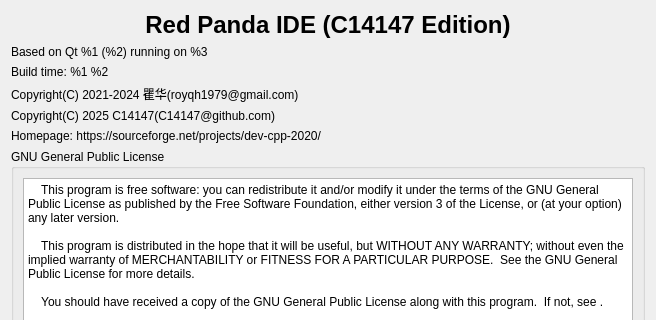
First picture: the form in RedPandaIDE/widgets/aboutdialog.ui, repository C14147/RedPandaIDE, before the edit; both pictures show x 0 to 656 and y 0 to 320 of the 656 by 537 pixel window.
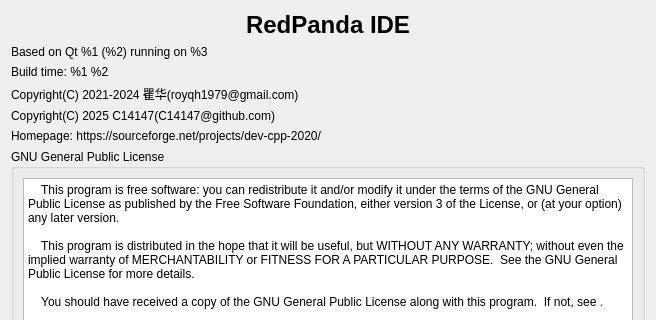
Second picture: the form after the edit.

Commit message: change the name in about dialog

Diff of the .ui file:
```diff
--- a/RedPandaIDE/widgets/aboutdialog.ui
+++ b/RedPandaIDE/widgets/aboutdialog.ui
@@ -17,7 +17,7 @@
    <item>
     <widget class="QLabel" name="lblTitle">
      <property name="text">
-      <string>&lt;html&gt;&lt;head/&gt;&lt;body&gt;&lt;h1 style=&quot; margin-top:18px; margin-bottom:12px; margin-left:0px; margin-right:0px; -qt-block-indent:0; text-indent:0px;&quot;&gt;&lt;span style=&quot; font-size:xx-large; font-weight:600;&quot;&gt;Red Panda IDE (C14147 Edition)&lt;/span&gt;&lt;/h1&gt;&lt;/body&gt;&lt;/html&gt;</string>
+      <string>&lt;html&gt;&lt;head/&gt;&lt;body&gt;&lt;p&gt;&lt;span style=&quot; font-size:xx-large; font-weight:600;&quot;&gt;RedPanda IDE&lt;/span&gt;&lt;/p&gt;&lt;/body&gt;&lt;/html&gt;</string>
      </property>
      <property name="alignment">
       <set>Qt::AlignmentFlag::AlignCenter</set>
```
The commit also changes 1 other file.
